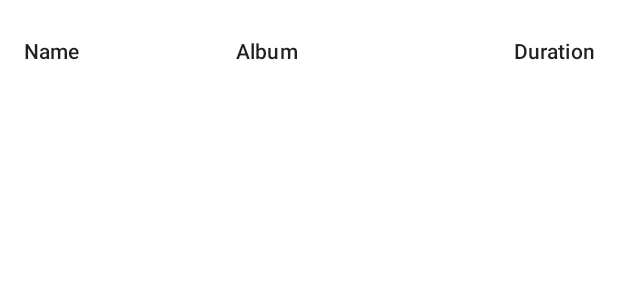
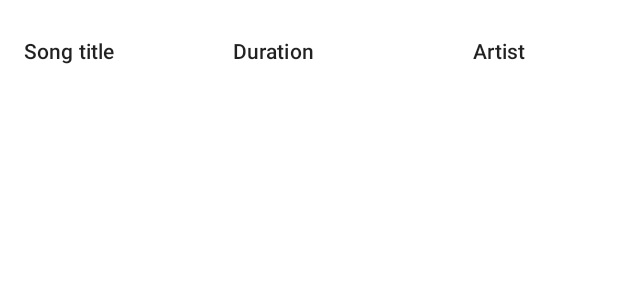
Before and after one commit to nazlishahi/MusicPlayer, an Android app: the layout item_song_list_header.xml on its own in the app's theme, with its tools: preview values and no code run, on a phone screen of 412 x 824 dp. Shown: the top 300 px of the screen. Run offline under Robolectric (Android 15) with nearby library versions, the phone set to English and light mode, and no system bars.

Commit message:
Modified function to get assets and build media list, fixed bugs and made enhancements.

```diff
--- a/app/src/main/java/com/scoutmotors/musicplayer/ui/MainActivity.kt
+++ b/app/src/main/java/com/scoutmotors/musicplayer/ui/MainActivity.kt
@@ -43,7 +43,7 @@ class MainActivity: FragmentActivity() {
 
         initNavigationGraph()
 
-        prepareMediaItems()
+        viewModel.prepareMediaItems(assets)
     }
 
     override fun onCreateOptionsMenu(menu: Menu?): Boolean {
@@ -91,8 +91,4 @@ class MainActivity: FragmentActivity() {
             }
         }
     }
-
-    private fun prepareMediaItems() {
-        viewModel.prepareMediaItems(assets)
-    }
 }
--- a/app/src/main/res/layout/item_song_list_header.xml
+++ b/app/src/main/res/layout/item_song_list_header.xml
@@ -3,7 +3,7 @@
     xmlns:android="http://schemas.android.com/apk/res/android"
     android:layout_width="match_parent"
     android:layout_height="wrap_content"
-    android:layout_marginVertical="@dimen/margin_large"
+    android:layout_marginTop="@dimen/margin_large"
     android:orientation="horizontal">
 
     <TextView
@@ -16,22 +16,23 @@
         style="@style/TextAppearance.Material3.LabelLarge"/>
 
     <TextView
-        android:id="@+id/songAlbumTextView"
+        android:id="@+id/songDurationTextView"
         android:layout_width="@dimen/flexible_component"
         android:layout_height="wrap_content"
         android:layout_weight="1"
         android:gravity="center"
-        android:text="@string/title_song_album"
+        android:layout_marginHorizontal="@dimen/margin_large"
+        android:text="@string/title_song_duration"
         style="@style/TextAppearance.Material3.LabelLarge"/>
 
     <TextView
-        android:id="@+id/songDurationTextView"
+        android:id="@+id/songArtistTextView"
         android:layout_width="@dimen/flexible_component"
         android:layout_height="wrap_content"
         android:layout_weight="1"
-        android:gravity="end"
+        android:gravity="center"
         android:layout_marginEnd="@dimen/margin_normal"
-        android:text="@string/title_song_duration"
+        android:text="@string/title_song_artist"
         style="@style/TextAppearance.Material3.LabelLarge"/>
 
 </LinearLayout>
--- a/app/src/main/res/values/strings.xml
+++ b/app/src/main/res/values/strings.xml
@@ -4,7 +4,7 @@
     <string name="message_no_song_available">No songs available to play!</string>
     <string name="menu_item_music_library">Music Library</string>
 
-    <string name="title_song_name">Name</string>
-    <string name="title_song_album">Album</string>
+    <string name="title_song_name">Song title</string>
     <string name="title_song_duration">Duration</string>
+    <string name="title_song_artist">Artist</string>
 </resources>
```
Also changed, not shown: app/src/main/java/com/scoutmotors/musicplayer/ui/MusicLibraryFragment.kt (+11 -0 lines), app/src/main/java/com/scoutmotors/musicplayer/ui/MusicPlayerFragment.kt (+16 -2 lines), app/src/main/java/com/scoutmotors/musicplayer/ui/SongListAdapter.kt (+6 -1 lines), app/src/main/java/com/scoutmotors/musicplayer/viewmodel/MainActivityViewModel.kt (+44 -19 lines), app/src/main/java/com/scoutmotors/musicplayer/wrapper/MimeTypeWrapper.kt (deleted, +0 -9 lines), 1 other file.
